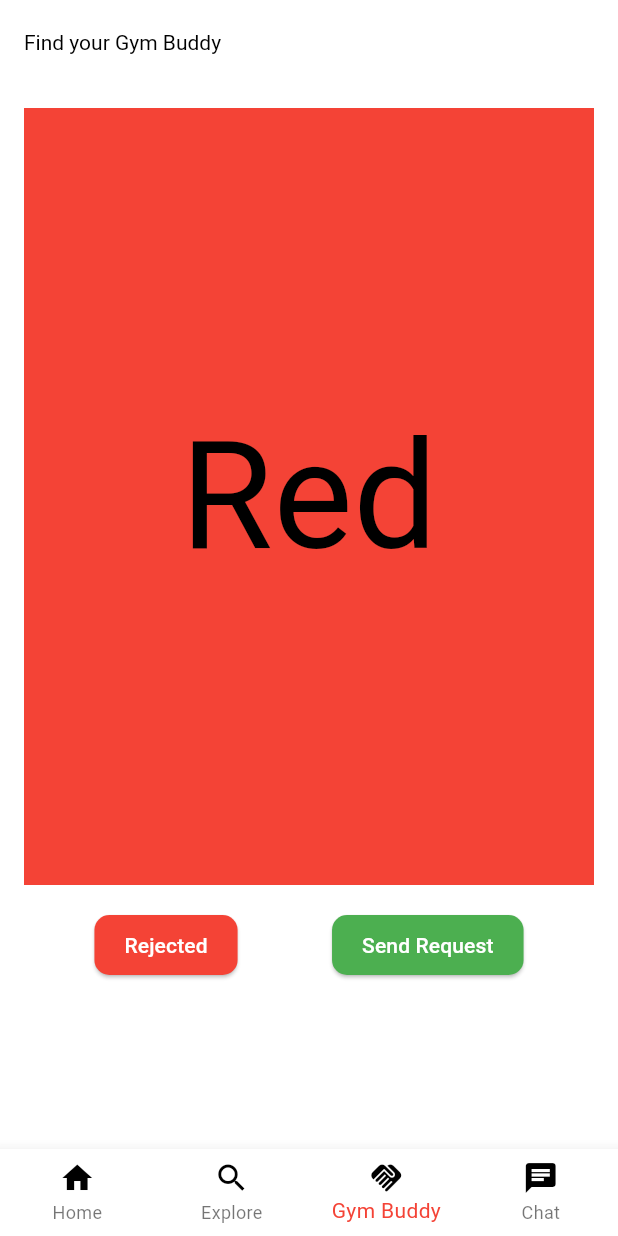
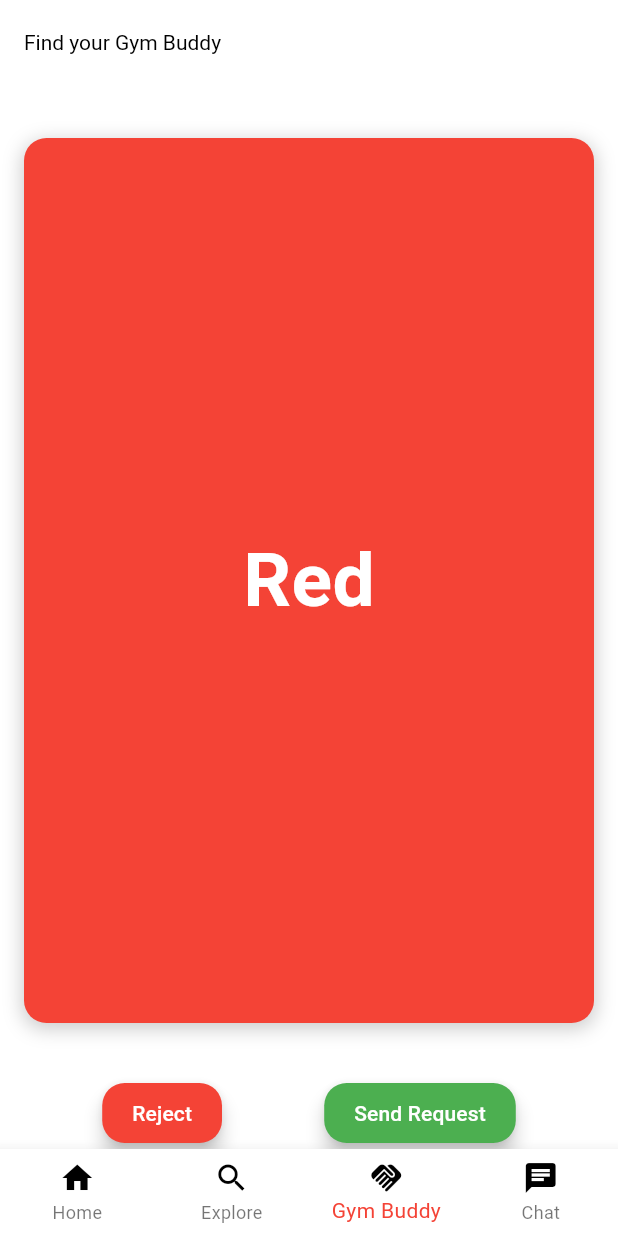
Before and after one commit to ugauniyal/Grind, a Flutter app: the screen it shows after launch, item 3 of the bottom bar chosen, after a tap on "Send Request", on a phone screen of 412 x 824 dp. Run offline on Flutter 3.47's test engine with Material 2 defaults, Android fonts, the phone set to English and light mode, and no system bars; drawn by our look-alikes of swipe_cards; our stand-ins replace carousel_slider, flutter_chat_types, flutter_chat_ui, flutter_dotenv, youtube_player_flutter; missing offline and left inert: dart:js, emailjs; network calls fail; Roboto replaces fonts that are missing (FontName).

Commit message:
updated UI of multiple pages

```diff
--- a/flutter projects/workout_app/lib/GymBuddyPage.dart
+++ b/flutter projects/workout_app/lib/GymBuddyPage.dart
@@ -40,7 +40,7 @@ class _SwipeCardState extends State<SwipeCard> {
         content: Content(text: _names[i], color: _colors[i]),
         likeAction: () {
           ScaffoldMessenger.of(context).showSnackBar(SnackBar(
-            content: Text("Send Request ${_names[i]}"),
+            content: Text("Request Sent to ${_names[i]}"),
             duration: Duration(milliseconds: 500),
           ));
         },
@@ -66,21 +66,46 @@ class _SwipeCardState extends State<SwipeCard> {
       key: _scaffoldKey,
       appBar: AppBar(
         title: Text("Find your Gym Buddy"),
+        backgroundColor: Colors.white,
+        elevation: 0,
       ),
       body: Container(
+        decoration: BoxDecoration(
+          gradient: LinearGradient(
+            begin: Alignment.topCenter,
+            end: Alignment.bottomCenter,
+            colors: [Colors.white, Colors.white],
+          ),
+        ),
         child: Column(
           children: [
-            Container(
-              height: 550,
+            Expanded(
+              child: Container(
+                margin: EdgeInsets.symmetric(vertical: 20),
                 child: SwipeCards(
                   matchEngine: _matchEngine,
                   itemBuilder: (BuildContext context, int index) {
                     return Container(
+                      decoration: BoxDecoration(
+                        color: _swipeItems[index].content.color,
+                        borderRadius: BorderRadius.circular(15.0),
+                        boxShadow: [
+                          BoxShadow(
+                            color: Colors.black.withOpacity(0.2),
+                            spreadRadius: 1,
+                            blurRadius: 10,
+                            offset: Offset(0, 3),
+                          ),
+                        ],
+                      ),
                       alignment: Alignment.center,
-                    color: _swipeItems[index].content.color,
                       child: Text(
                         _swipeItems[index].content.text,
-                      style: TextStyle(fontSize: 100),
+                        style: TextStyle(
+                          fontSize: 50,
+                          color: Colors.white,
+                          fontWeight: FontWeight.bold,
+                        ),
                       ),
                     );
                   },
@@ -97,6 +122,7 @@ class _SwipeCardState extends State<SwipeCard> {
                   fillSpace: true,
                 ),
               ),
+            ),
             Row(
               mainAxisAlignment: MainAxisAlignment.spaceEvenly,
               children: [
@@ -104,29 +130,30 @@ class _SwipeCardState extends State<SwipeCard> {
                   onPressed: () {
                     _matchEngine.currentItem?.nope();
                   },
-                  child: Text("Rejected"),
+                  child: Text("Reject"),
                   style: ElevatedButton.styleFrom(
-                    primary: Colors.red, // Background color
-                    onPrimary: Colors.white, // Text color
+                    foregroundColor: Colors.white,
+                    backgroundColor: Colors.red, // Text color
+                    shape: RoundedRectangleBorder(
+                      borderRadius: BorderRadius.circular(15),
+                    ),
                     padding: EdgeInsets.symmetric(horizontal: 20, vertical: 10),
-                    shape: RoundedRectangleBorder(
-                      borderRadius: BorderRadius.circular(10), // Border radius
-                    ),
+                    elevation: 5,
                   ),
                 ),
                 ElevatedButton(
                   onPressed: () {
-                    _matchEngine.currentItem?.superLike();
+                    _matchEngine.currentItem?.like();
                   },
                   child: Text("Send Request"),
                   style: ElevatedButton.styleFrom(
-                    primary: Colors.green, // Background color
-                    onPrimary: Colors.white, // Text color
-                    padding: EdgeInsets.symmetric(
-                        horizontal: 20, vertical: 10), // Padding
+                    foregroundColor: Colors.white,
+                    backgroundColor: Colors.green, // Text color
                     shape: RoundedRectangleBorder(
-                      borderRadius: BorderRadius.circular(10), // Border radius
+                      borderRadius: BorderRadius.circular(15),
                     ),
+                    padding: EdgeInsets.symmetric(horizontal: 20, vertical: 10),
+                    elevation: 5,
                   ),
                 ),
               ],
@@ -144,7 +171,7 @@ class MyApp extends StatelessWidget {
     return MaterialApp(
       title: 'Flutter Swipe Cards Example',
       theme: ThemeData(
-        primarySwatch: Colors.blue,
+        primarySwatch: Colors.deepPurple,
         visualDensity: VisualDensity.adaptivePlatformDensity,
       ),
       home: SwipeCard(),
--- a/flutter projects/workout_app/lib/Home_Page.dart
+++ b/flutter projects/workout_app/lib/Home_Page.dart
@@ -2,6 +2,23 @@ import 'package:flutter/material.dart';
 import 'package:workout_app/GymProfile.dart';
 import 'package:workout_app/sideBar.dart';
 import 'package:workout_app/signIO.dart';
+
+
+// Function to determine the star color based on the rating
+Color _getStarColor(double rating) {
+  if (rating >= 4.0) {
+    return Colors.green;
+  }
+  else if (rating >= 3.0 && rating < 4.0) {
+    return Colors.lightGreen;
+  }
+  else if (rating >= 2.0 && rating < 3.0) {
+    return Colors.yellow;
+  } else {
+    return Colors.red;
+  }
+}
+
 
 class MyHomePage extends StatefulWidget {
   MyHomePage({super.key, this.title});
@@ -14,6 +31,7 @@ class MyHomePage extends StatefulWidget {
 
 class _MyHomePageState extends State<MyHomePage> {
   int currentIndex1 = 0;
+  double rating = 3.2;
 
   List<Widget> gymPhotos = [
     Image.asset('assets/images/gym1.jpg'),
@@ -86,7 +104,7 @@ class _MyHomePageState extends State<MyHomePage> {
                       );
                     },
                     child: Card(
-                      elevation: 5,
+                      elevation: 10,
                       color: Colors.white,
                       shape: RoundedRectangleBorder(
                         borderRadius: BorderRadius.circular(16),
@@ -109,12 +127,43 @@ class _MyHomePageState extends State<MyHomePage> {
                           Padding(
                             padding: const EdgeInsets.only(
                                 left: 10, top: 8, bottom: 6.0),
-                            child: Text(
-                              'Gym ${index + 1}',
-                              style: TextStyle(
-                                  fontSize: 24,
-                                  color: Colors.black,
-                                  fontWeight: FontWeight.bold),
+
+                            child: Row(
+                                mainAxisAlignment: MainAxisAlignment.spaceBetween,
+                              children: [
+                                Text("Gym ${index + 1}", style: TextStyle(fontFamily: "TextName", fontWeight: FontWeight.bold, fontSize: 18)),
+                                Padding(
+                                  padding: const EdgeInsets.only(right: 8.0),
+                                  child: Container(
+                                    decoration: BoxDecoration(
+                                      color: _getStarColor(rating), borderRadius: BorderRadius.circular(5),
+                                    ),
+                                    child: Row(
+                                      children: [
+                                        Center(
+                                          child: Padding(
+                                            padding: const EdgeInsets.only(left: 8.0),
+                                            child: Icon(Icons.star, color: Colors.white, size: 20,),
+                                          ),
+                                        ),
+                                        Center(
+                                          child: Padding(
+                                            padding: const EdgeInsets.only(left: 3.0, right: 10.0),
+                                            child: Text(
+                                              rating.toString(), // Replace with actual rating
+                                              style: TextStyle(
+                                                color: Colors.white,
+                                                fontSize: 18,
+                                                fontWeight: FontWeight.w200,
+                                              ),
+                                            ),
+                                          ),
+                                        ),
+                                      ],
+                                    ),
+                                  ),
+                                ),
+                              ],
                             ),
                           ),
                           Padding(
@@ -133,7 +182,7 @@ class _MyHomePageState extends State<MyHomePage> {
                             child: Text(
                               '2 kms away',
                               style: TextStyle(
-                                fontWeight: FontWeight.w200,
+                                fontWeight: FontWeight.bold,
                                 fontSize: 13,
                                 fontFamily: 'TextFamily',
                                 color: Colors.grey,
@@ -152,16 +201,6 @@ class _MyHomePageState extends State<MyHomePage> {
                               ),
                             ),
                           ),
-                          Align(
-                            alignment: Alignment.centerRight,
-                            child: Padding(
-                              padding: const EdgeInsets.all(8.0),
-                              child: Icon(
-                                Icons.arrow_forward,
-                                color: Colors.grey,
-                              ),
-                            ),
-                          ),
                         ],
                       ),
                     ),
```
Also changed, not shown: flutter projects/workout_app/lib/signIO.dart (+39 -13 lines). Lines whose indentation alone changed are shown as unchanged.
